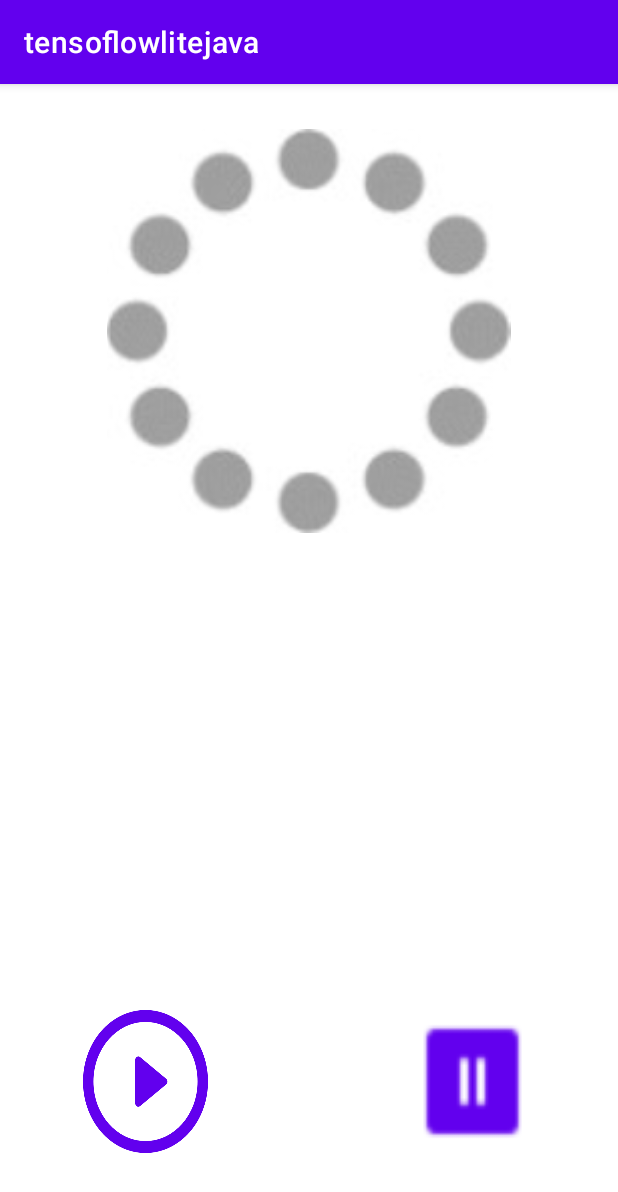
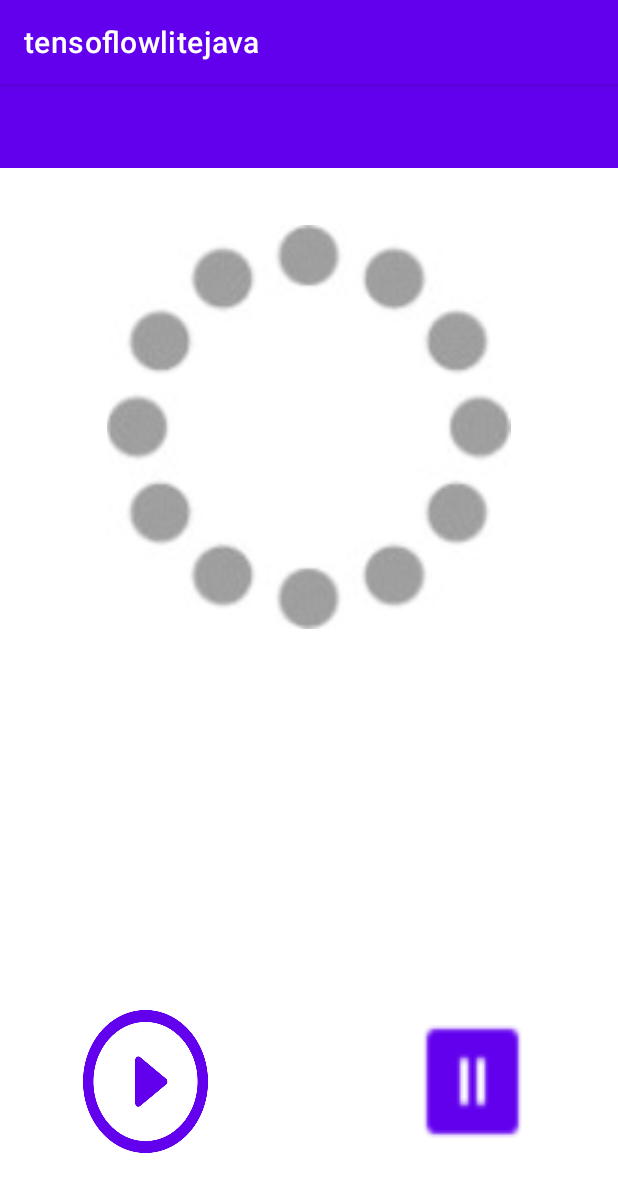
Before and after one commit to rkswld0505/tensoflowlitejava, an Android app: the screen it shows after launch (MainActivity), on a phone screen of 412 x 824 dp. Shown: the top 1192 px of the screen. Run offline under Robolectric (Android 15) with nearby library versions, the phone set to English and light mode, and no system bars; libraries missing offline, so code that uses them is left out: org.tensorflow.lite.

Commit message:
4th commit

```diff
--- a/app/build.gradle
+++ b/app/build.gradle
@@ -42,4 +42,6 @@ dependencies {
     implementation 'com.github.bumptech.glide:glide:4.11.0'
     annotationProcessor 'com.github.bumptech.glide:compiler:4.11.0'
     implementation 'org.tensorflow:tensorflow-lite-task-audio:0.2.0'
+    //noinspection GradleCompatible
+    implementation 'com.android.support:appcompat-v7:27.1.1'
 }
--- a/app/src/main/res/layout/activity_main.xml
+++ b/app/src/main/res/layout/activity_main.xml
@@ -6,19 +6,29 @@
     android:layout_height="match_parent"
     tools:context=".MainActivity">
 
+    <android.support.v7.widget.Toolbar
+        android:layout_width="match_parent"
+        android:layout_height="?attr/actionBarSize"
+        android:background="?attr/colorPrimary"
+        android:id="@+id/app_toolbar"
+        tools:ignore="MissingConstraints" />
+
     <FrameLayout
+        android:id="@+id/frameLayout"
         android:layout_width="match_parent"
         android:layout_height="match_parent"
+        android:layout_marginTop="64dp"
         android:orientation="vertical"
         app:layout_constraintTop_toTopOf="parent"
-        tools:ignore="MissingConstraints">
+        tools:ignore="MissingConstraints"
+        tools:layout_editor_absoluteX="0dp">
         <!--android:background="@color/black"-->
 
         <ImageView
             android:layout_width="347dp"
             android:layout_height="269dp"
+            android:layout_gravity="center_horizontal|top"
             android:layout_margin="30dp"
-            android:layout_gravity="center_horizontal|top"
             android:src="@drawable/loading1" />
 
 
@@ -26,8 +36,8 @@
             android:id="@+id/load_img"
             android:layout_width="347dp"
             android:layout_height="269dp"
+            android:layout_gravity="center_horizontal|top"
             android:layout_margin="30dp"
-            android:layout_gravity="center_horizontal|top"
             android:baselineAligned="false" />
 
 
@@ -70,6 +80,4 @@
     </FrameLayout>
 
 
-
-
 </androidx.constraintlayout.widget.ConstraintLayout>
```
Also changed, not shown: app/src/main/AndroidManifest.xml (+5 -5 lines), app/src/main/java/com/tnqkr98/tensoflowlitejava/MainActivity.java (+27 -5 lines), app/src/main/java/com/tnqkr98/tensoflowlitejava/Setting.java (added, +14 -0 lines), app/src/main/res/layout/activity_setting.xml (added, +9 -0 lines).
